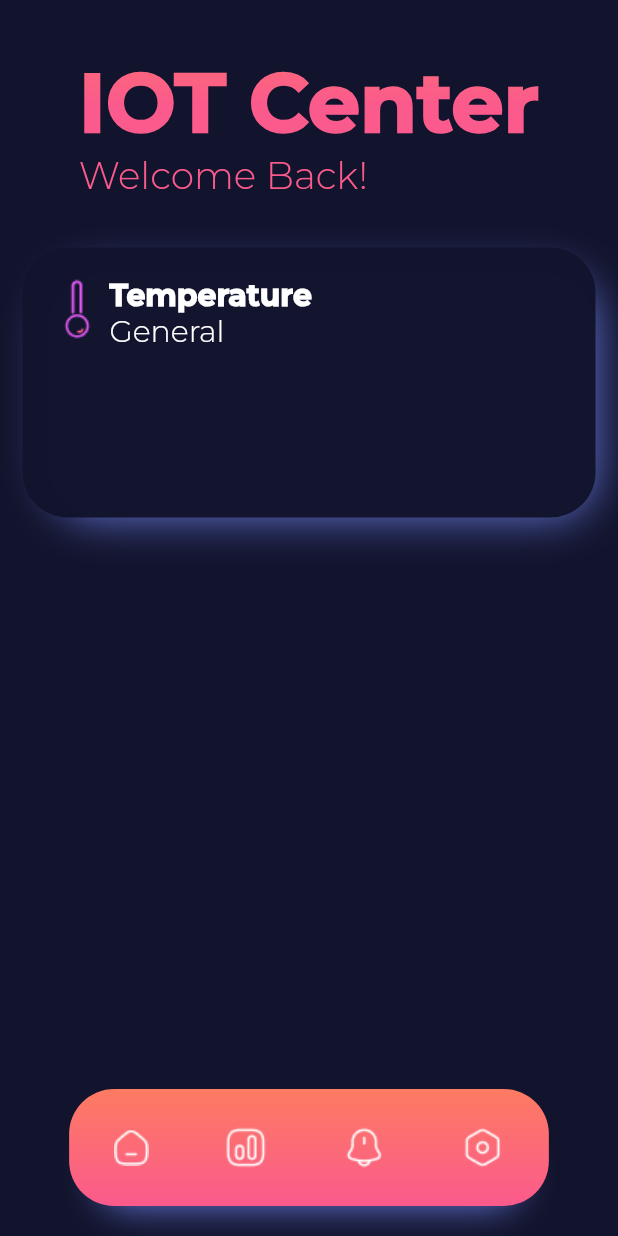
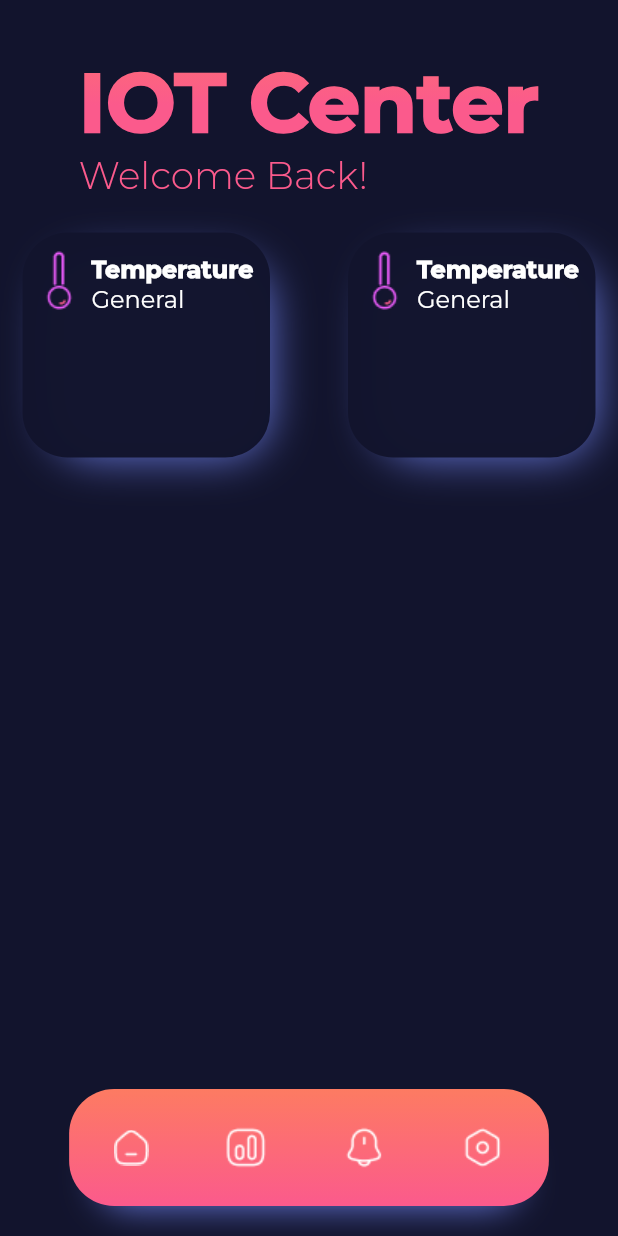
Before and after one commit to ALSA-Developers-Team/iot-app, a Flutter app: the screen it shows after launch, on a phone screen of 412 x 824 dp. Run offline on Flutter 3.47's test engine with Material 2 defaults, Android fonts, the phone set to English and light mode, and no system bars; project files that could hold a hidden picture were left out.

Commit message:
device card aligment issue

```diff
--- a/lib/widgets/global/device_card.dart
+++ b/lib/widgets/global/device_card.dart
@@ -12,9 +12,9 @@ class _DeviceCardState extends State<DeviceCard> {
   @override
   Widget build(BuildContext context) {
     return Container(
-      padding: const EdgeInsets.only(top:5, left: 15, right: 15),
-      width: 10,
-      height: 180,
+      padding: const EdgeInsets.only(left: 3, right: 3),
+      height: 150,
+      width: 165,
       decoration: BoxDecoration(
         color: const Color(0xFF12142D).withOpacity(0.99),
         boxShadow: const [
@@ -30,7 +30,7 @@ class _DeviceCardState extends State<DeviceCard> {
       child: Column(
         children: [
           Row(
-            crossAxisAlignment: CrossAxisAlignment.center,
+            mainAxisAlignment: MainAxisAlignment.start,
             children: [
               Container(
                 margin: const EdgeInsets.only(top: 10),
--- a/lib/widgets/global/header.dart
+++ b/lib/widgets/global/header.dart
@@ -69,14 +69,14 @@ Map<String, TextStyle> titleStyle(String type) {
     return {
       'title': const TextStyle(
                   fontFamily: 'Montserrat',
-                  fontSize: 20,
+                  fontSize: 16,
                   fontWeight: FontWeight.w900,
                   color: Colors.white
                 ),
       'subtitle': const TextStyle(
                     fontFamily: 'Montserrat',
-                    fontSize: 20,
-                    fontWeight: FontWeight.w300,
+                    fontSize: 16,
+                    fontWeight: FontWeight.w400,
                     color: Colors.white
                   )
     };
--- a/lib/widgets/global/screen_container.dart
+++ b/lib/widgets/global/screen_container.dart
@@ -27,7 +27,7 @@ class ScreenContainer extends StatelessWidget {
             left: 0,
             right: 0,
             child: SingleChildScrollView(
-              padding: const EdgeInsets.only(top: 25, bottom: 25, right: 5, left: 5),
+              padding: const EdgeInsets.only(top: 15, bottom: 25, right: 5, left: 5),
               child: screen,
             ),
           ),
--- a/lib/widgets/screens/homepage.dart
+++ b/lib/widgets/screens/homepage.dart
@@ -13,11 +13,17 @@ class HomePage extends StatefulWidget {
 class _HomePageState extends State<HomePage> {
   @override
   Widget build(BuildContext context) {
-      return const Scaffold(
+      return Scaffold(
         body: ScreenContainer(
           title: 'IOT Center',
           subtitle: 'Welcome Back!',
-          screen: DeviceCard()
+          screen: Row(
+            mainAxisAlignment: MainAxisAlignment.spaceBetween,
+            children: [
+              DeviceCard(),
+              DeviceCard()
+            ]
+          )
       ));
   }
 }
```
